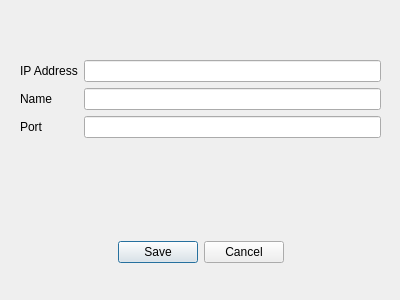
Above: p2p_comunicator/app/editcontactwindow.ui from sadowicz/p2p_communicator before the change. Below: the same form after it.
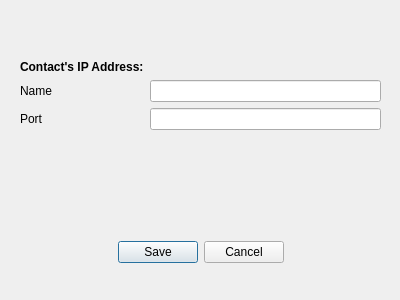
That is the form after the change.

```diff
--- a/p2p_comunicator/app/editcontactwindow.ui
+++ b/p2p_comunicator/app/editcontactwindow.ui
@@ -34,14 +34,17 @@
     </property>
     <item row="0" column="0">
      <widget class="QLabel" name="lbIP">
+      <property name="font">
+       <font>
+        <weight>75</weight>
+        <bold>true</bold>
+       </font>
+      </property>
       <property name="text">
-       <string>IP Address</string>
+       <string>Contact's IP Address:</string>
       </property>
      </widget>
     </item>
-    <item row="0" column="1">
-     <widget class="QLineEdit" name="leIP"/>
-    </item>
     <item row="3" column="1">
      <widget class="QLineEdit" name="leName"/>
     </item>
@@ -62,6 +65,19 @@
     <item row="4" column="1">
      <widget class="QLineEdit" name="lePort"/>
     </item>
+    <item row="0" column="1">
+     <widget class="QLabel" name="ipLabel">
+      <property name="font">
+       <font>
+        <weight>75</weight>
+        <bold>true</bold>
+       </font>
+      </property>
+      <property name="text">
+       <string/>
+      </property>
+     </widget>
+    </item>
    </layout>
   </widget>
   <widget class="QDialogButtonBox" name="bbAddContact">
```
